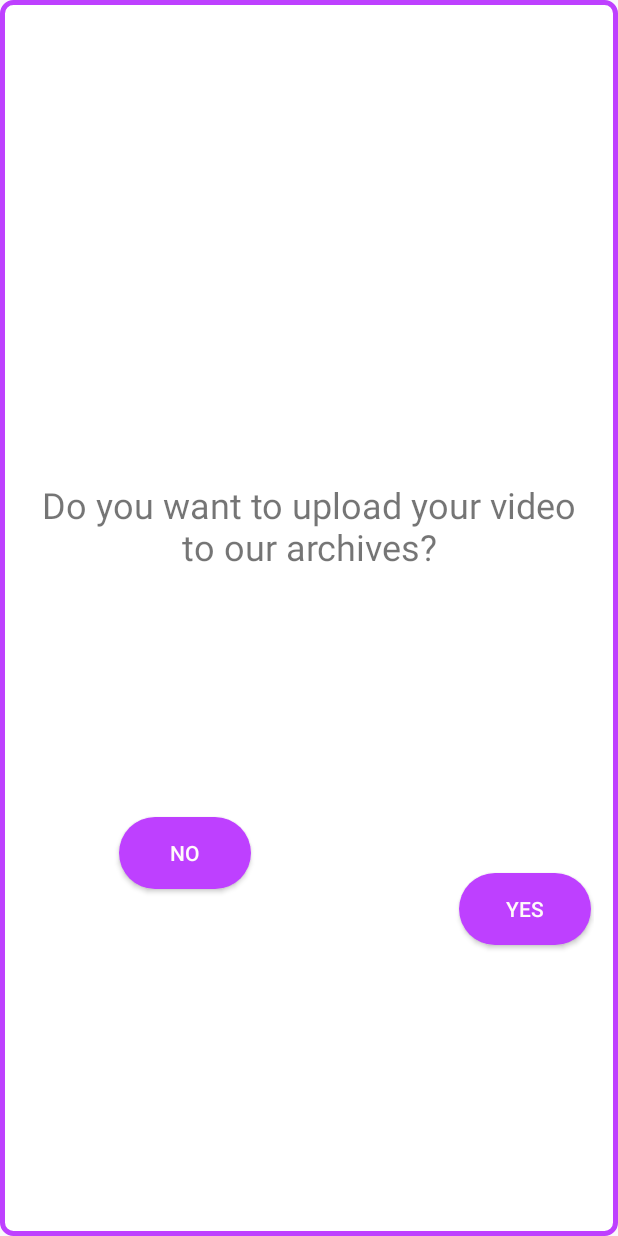
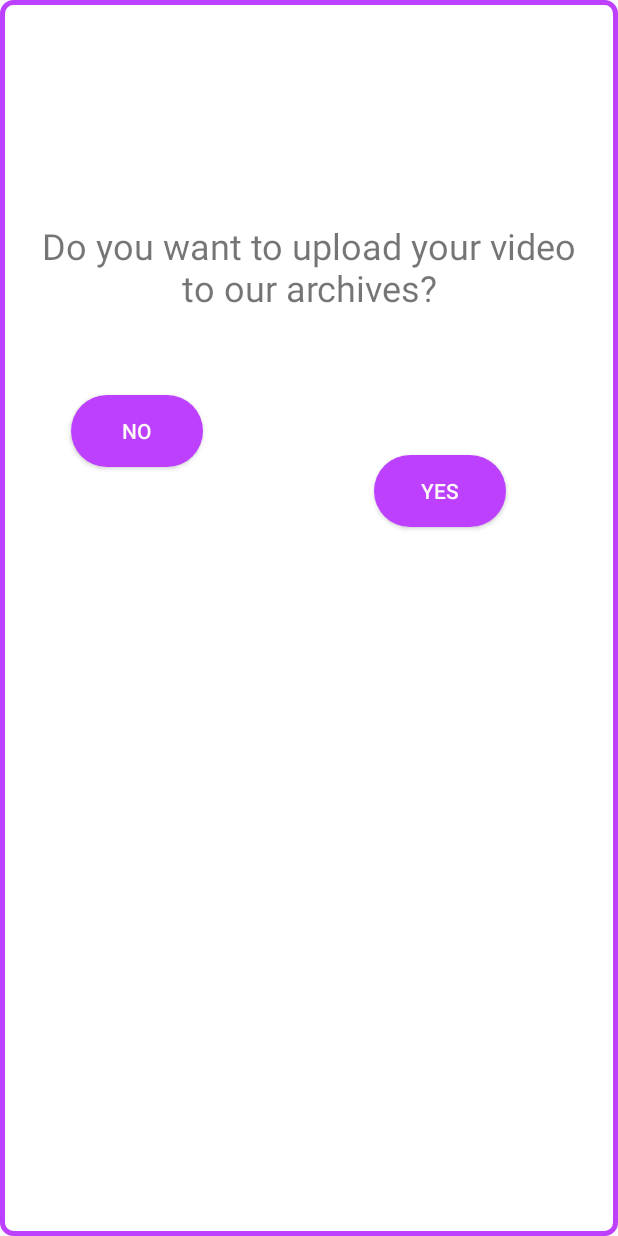
Before and after one commit to lara-ozyegen/ARtIE1.0, an Android app: the layout activity_upload_video.xml on its own in the app's theme, with its tools: preview values and no code run, on a phone screen of 412 x 824 dp. Run offline under Robolectric (Android 15) with nearby library versions, the phone set to English and light mode, and no system bars.

```diff
--- a/app/src/main/AndroidManifest.xml
+++ b/app/src/main/AndroidManifest.xml
@@ -31,7 +31,7 @@
             android:name=".ARScreenSession"
             android:theme="@style/AppTheme.CustomTheme" />
         <activity
-            android:name="View.AboutUs"
+            android:name=".View.AboutUs"
             android:theme="@style/AppTheme.CustomTheme" />
         <activity
             android:name=".SignIn"
--- a/app/src/main/java/com/example/artie10/ARScreen.java
+++ b/app/src/main/java/com/example/artie10/ARScreen.java
@@ -413,7 +413,7 @@ public class ARScreen extends AppCompatActivity {
         infoButton.setEnabled( enableDisable );
 
         //setting the button as visible or invisible
-        if( visibility == true ) {
+        if( visibility) {
             infoButton.setVisibility(View.VISIBLE );
             sessionID.setVisibility(View.VISIBLE);
 
--- a/app/src/main/java/com/example/artie10/MainActivity.java
+++ b/app/src/main/java/com/example/artie10/MainActivity.java
@@ -16,6 +16,7 @@ import android.widget.ImageButton;
 import android.widget.PopupMenu;
 import android.widget.Toast;
 
+import com.example.artie10.View.AboutUs;
 import com.google.android.gms.tasks.OnCompleteListener;
 import com.google.android.gms.tasks.Task;
 import com.google.firebase.auth.AuthCredential;
--- a/app/src/main/res/layout/activity_profile.xml
+++ b/app/src/main/res/layout/activity_profile.xml
@@ -78,7 +78,7 @@
         app:layout_constraintStart_toStartOf="parent"
         app:layout_constraintTop_toTopOf="parent" />
 
-    <Button
+    <com.example.artie10.Controller.DeleteButtonController
         android:id="@+id/delete"
         android:layout_width="wrap_content"
         android:layout_height="wrap_content"
--- a/app/src/main/res/layout/activity_upload_video.xml
+++ b/app/src/main/res/layout/activity_upload_video.xml
@@ -25,10 +25,10 @@
         android:textColor="@color/colorWhite"
         app:layout_constraintBottom_toBottomOf="parent"
         app:layout_constraintEnd_toStartOf="@+id/yesButton"
-        app:layout_constraintHorizontal_bias="0.313"
+        app:layout_constraintHorizontal_bias="0.214"
         app:layout_constraintStart_toStartOf="parent"
         app:layout_constraintTop_toTopOf="parent"
-        app:layout_constraintVertical_bias="0.664" />
+        app:layout_constraintVertical_bias="0.224" />
 
     <Button
         android:id="@+id/yesButton"
@@ -41,10 +41,10 @@
         android:textColor="@color/colorWhite"
         app:layout_constraintBottom_toBottomOf="parent"
         app:layout_constraintEnd_toEndOf="parent"
-        app:layout_constraintHorizontal_bias="0.993"
+        app:layout_constraintHorizontal_bias="0.798"
         app:layout_constraintStart_toStartOf="parent"
         app:layout_constraintTop_toTopOf="parent"
-        app:layout_constraintVertical_bias="0.761" />
+        app:layout_constraintVertical_bias="0.386" />
 
     <TextView
         android:id="@+id/upload"
@@ -57,5 +57,48 @@
         app:layout_constraintEnd_toEndOf="parent"
         app:layout_constraintStart_toStartOf="parent"
         app:layout_constraintTop_toTopOf="parent"
-        app:layout_constraintVertical_bias="0.416" />
+        app:layout_constraintVertical_bias="0.18" />
+
+    <TextView
+        android:id="@+id/addVideoName"
+        android:layout_width="240dp"
+        android:layout_height="69dp"
+        android:text="Add video name "
+        android:textSize="24sp"
+        android:visibility="invisible"
+        app:layout_constraintBottom_toBottomOf="parent"
+        app:layout_constraintEnd_toEndOf="parent"
+        app:layout_constraintHorizontal_bias="0.573"
+        app:layout_constraintStart_toStartOf="parent"
+        app:layout_constraintTop_toTopOf="parent"
+        app:layout_constraintVertical_bias="0.52" />
+
+    <EditText
+        android:id="@+id/inputVideoName"
+        android:layout_width="wrap_content"
+        android:layout_height="wrap_content"
+        android:ems="10"
+        android:enabled="true"
+        android:inputType="textPersonName"
+        android:visibility="invisible"
+        app:layout_constraintBottom_toBottomOf="parent"
+        app:layout_constraintEnd_toEndOf="parent"
+        app:layout_constraintHorizontal_bias="0.56"
+        app:layout_constraintStart_toStartOf="parent"
+        app:layout_constraintTop_toTopOf="parent"
+        app:layout_constraintVertical_bias="0.648" />
+
+    <Button
+        android:id="@+id/uploadButton"
+        android:layout_width="90dp"
+        android:layout_height="57dp"
+        android:enabled="true"
+        android:text="Button"
+        android:visibility="invisible"
+        app:layout_constraintBottom_toBottomOf="parent"
+        app:layout_constraintEnd_toEndOf="parent"
+        app:layout_constraintHorizontal_bias="0.548"
+        app:layout_constraintStart_toStartOf="parent"
+        app:layout_constraintTop_toTopOf="parent"
+        app:layout_constraintVertical_bias="0.76" />
 </androidx.constraintlayout.widget.ConstraintLayout>
```
Also changed, not shown: app/src/main/java/com/example/artie10/UploadVideo.java (+27 -5 lines).
